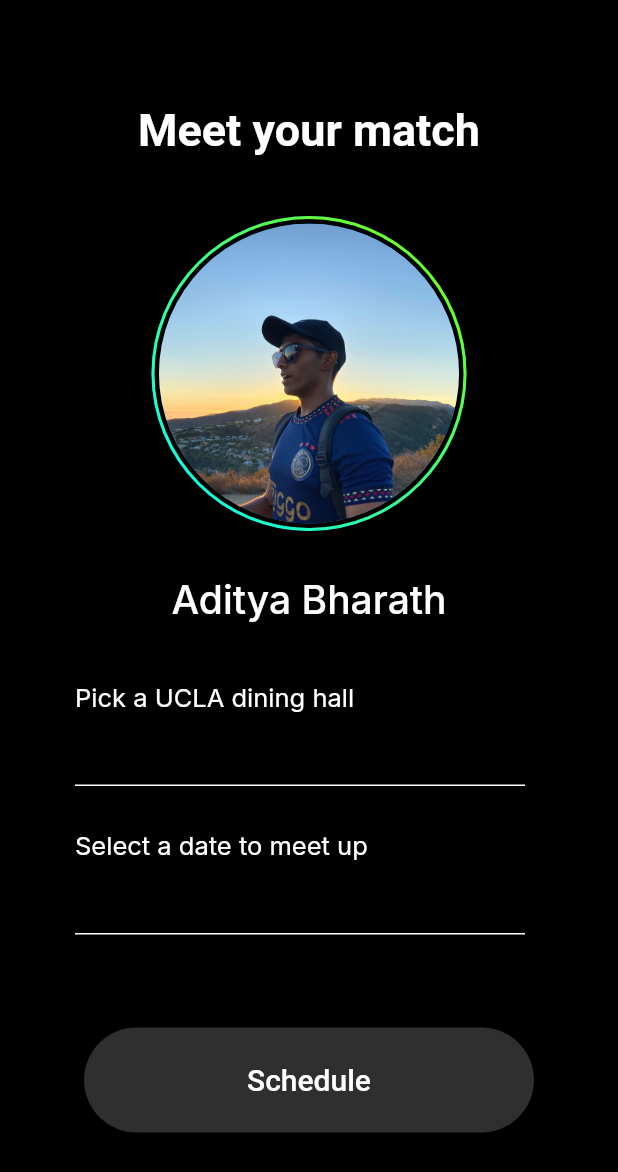
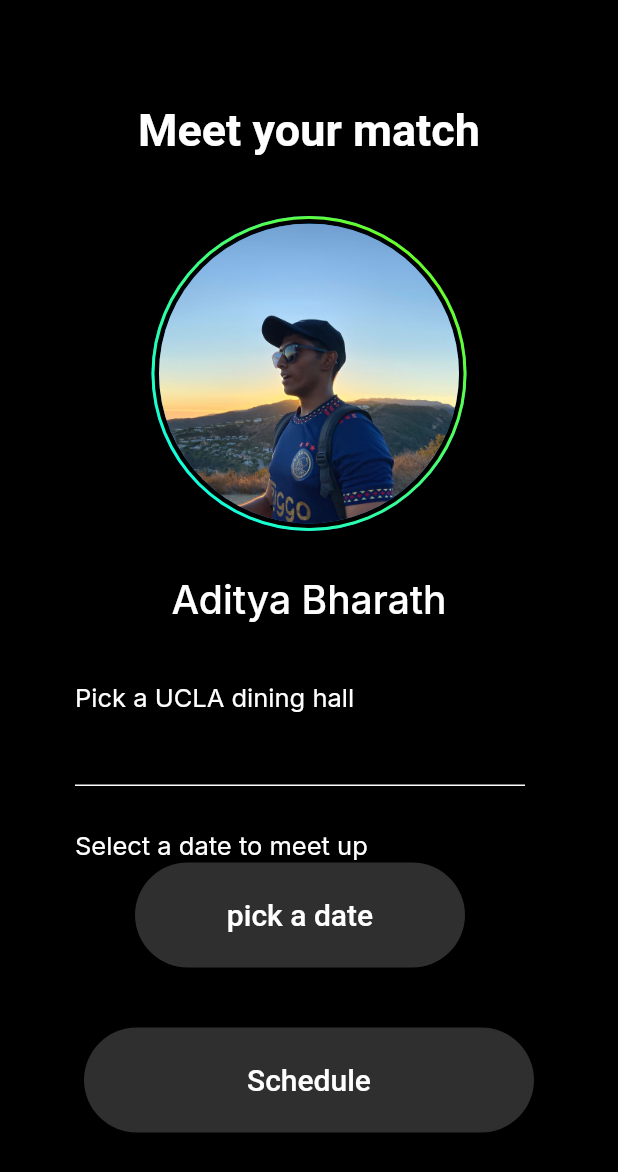
Before and after one commit to Harshith996/face_off_repository, a Flutter app: the screen it shows after launch, on a phone screen of 412 x 824 dp. Shown: the top 1172 px of the screen. Run offline on Flutter 3.47's test engine with Material 2 defaults, Android fonts, the phone set to English and light mode, and no system bars; our stand-ins replace carousel_slider, flutter_otp_text_field, google_fonts, google_nav_bar, otp_text_field, shared_preferences and 2 more; missing offline and left inert: xmpp_plugin.

Commit message:
tried maxing fixes

```diff
--- a/lib/ui/screens/scheduling_page.dart
+++ b/lib/ui/screens/scheduling_page.dart
@@ -13,8 +13,6 @@ class SchedulingPage extends StatefulWidget {
 }
 
 class _SchedulingPageState extends State<SchedulingPage> {
-  get child => null;
-
 
   void _showDatePicker() {
     showDatePicker(
@@ -108,17 +106,9 @@ class _SchedulingPageState extends State<SchedulingPage> {
                               fontSize: 17,
                               color: const Color(CustomColors.white),
                             )),
-                        GestureDetector(
-                          onTap: _showDatePicker,
-                          child: TextFormField(
-                            style: const TextStyle(
-                                color: Color(CustomColors.white)),
-                            decoration: const InputDecoration(
-                              enabledBorder: UnderlineInputBorder(
-                                  borderSide: BorderSide(
-                                      width: 1,
-                                      color: Color(CustomColors.white))),
-                            ))),
+                          WideDarkBackgroundButton(
+                            displayText: 'pick a date',
+                            onTap: _showDatePicker)
                       ],
                     ),
                   ),
```
